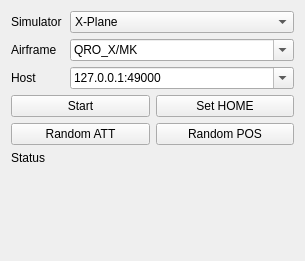
This is src/ui/QGCHilConfiguration.ui in mavlink/qgroundcontrol as Qt 5 draws it before an edit. The edited form follows.
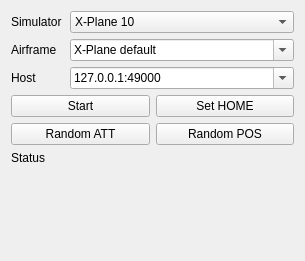
This is the edited form.

Commit message: Get X-Plane 9 supported

Patch:
```diff
--- a/src/ui/QGCHilConfiguration.ui
+++ b/src/ui/QGCHilConfiguration.ui
@@ -19,6 +19,11 @@
      <property name="editable">
       <bool>true</bool>
      </property>
+     <item>
+      <property name="text">
+       <string>X-Plane default</string>
+      </property>
+     </item>
      <item>
       <property name="text">
        <string>QRO_X/MK</string>
@@ -98,7 +103,12 @@
     <widget class="QComboBox" name="simComboBox">
      <item>
       <property name="text">
-       <string>X-Plane</string>
+       <string>X-Plane 10</string>
+      </property>
+     </item>
+     <item>
+      <property name="text">
+       <string>X-Plane 9</string>
       </property>
      </item>
     </widget>
```
The commit also changes 7 other files.
